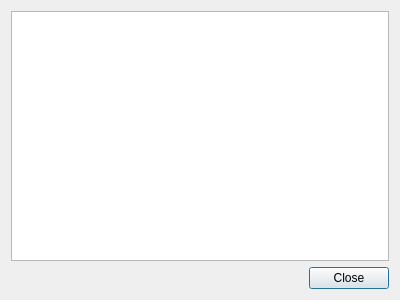
The window that mslib/msui/ui/ui_shortcuts.ui (Open-MSS/MSS) describes before a commit, drawn with Qt 5.
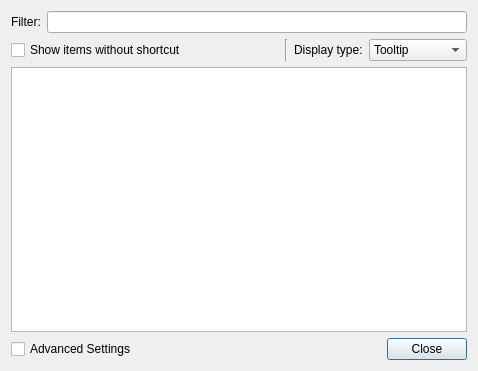
The same window after the commit.

Commit message:
Add more shortcut functionality (#1172)
* Add more shortcut functionality

* Add more options and test

* Add ctrl+f search shortcut

* Show all object info inside a tooltip on hover

* Fix persistent highlight, trigger shortcuts even on modal

What changed in the file:
```diff
--- a/mslib/msui/ui/ui_shortcuts.ui
+++ b/mslib/msui/ui/ui_shortcuts.ui
@@ -6,14 +6,85 @@
    <rect>
     <x>0</x>
     <y>0</y>
-    <width>400</width>
-    <height>300</height>
+    <width>478</width>
+    <height>371</height>
    </rect>
   </property>
   <property name="windowTitle">
    <string>Shortcuts</string>
   </property>
   <layout class="QVBoxLayout" name="verticalLayout">
+   <item>
+    <layout class="QHBoxLayout" name="horizontalLayout">
+     <item>
+      <widget class="QLabel" name="label">
+       <property name="text">
+        <string>Filter:</string>
+       </property>
+      </widget>
+     </item>
+     <item>
+      <widget class="QLineEdit" name="leShortcutFilter"/>
+     </item>
+    </layout>
+   </item>
+   <item>
+    <layout class="QHBoxLayout" name="horizontalLayout_3">
+     <item>
+      <widget class="QCheckBox" name="cbNoShortcut">
+       <property name="text">
+        <string>Show items without shortcut</string>
+       </property>
+      </widget>
+     </item>
+     <item>
+      <spacer name="horizontalSpacer">
+       <property name="orientation">
+        <enum>Qt::Horizontal</enum>
+       </property>
+       <property name="sizeHint" stdset="0">
+        <size>
+         <width>40</width>
+         <height>20</height>
+        </size>
+       </property>
+      </spacer>
+     </item>
+     <item>
+      <widget class="Line" name="line">
+       <property name="orientation">
+        <enum>Qt::Vertical</enum>
+       </property>
+      </widget>
+     </item>
+     <item>
+      <widget class="QLabel" name="label_2">
+       <property name="text">
+        <string>Display type:</string>
+       </property>
+      </widget>
+     </item>
+     <item>
+      <widget class="QComboBox" name="cbDisplayType">
+       <item>
+        <property name="text">
+         <string>Tooltip</string>
+        </property>
+       </item>
+       <item>
+        <property name="text">
+         <string>Text</string>
+        </property>
+       </item>
+       <item>
+        <property name="text">
+         <string>ObjectName</string>
+        </property>
+       </item>
+      </widget>
+     </item>
+    </layout>
+   </item>
    <item>
     <widget class="QTreeWidget" name="treeWidget">
      <attribute name="headerVisible">
@@ -30,14 +101,25 @@
     </widget>
    </item>
    <item>
-    <widget class="QDialogButtonBox" name="buttonBox">
-     <property name="orientation">
-      <enum>Qt::Horizontal</enum>
-     </property>
-     <property name="standardButtons">
-      <set>QDialogButtonBox::Close</set>
-     </property>
-    </widget>
+    <layout class="QHBoxLayout" name="horizontalLayout_2">
+     <item>
+      <widget class="QCheckBox" name="cbAdvanced">
+       <property name="text">
+        <string>Advanced Settings</string>
+       </property>
+      </widget>
+     </item>
+     <item>
+      <widget class="QDialogButtonBox" name="buttonBox">
+       <property name="orientation">
+        <enum>Qt::Horizontal</enum>
+       </property>
+       <property name="standardButtons">
+        <set>QDialogButtonBox::Close</set>
+       </property>
+      </widget>
+     </item>
+    </layout>
    </item>
   </layout>
  </widget>
```
The commit also changes 5 other files.
